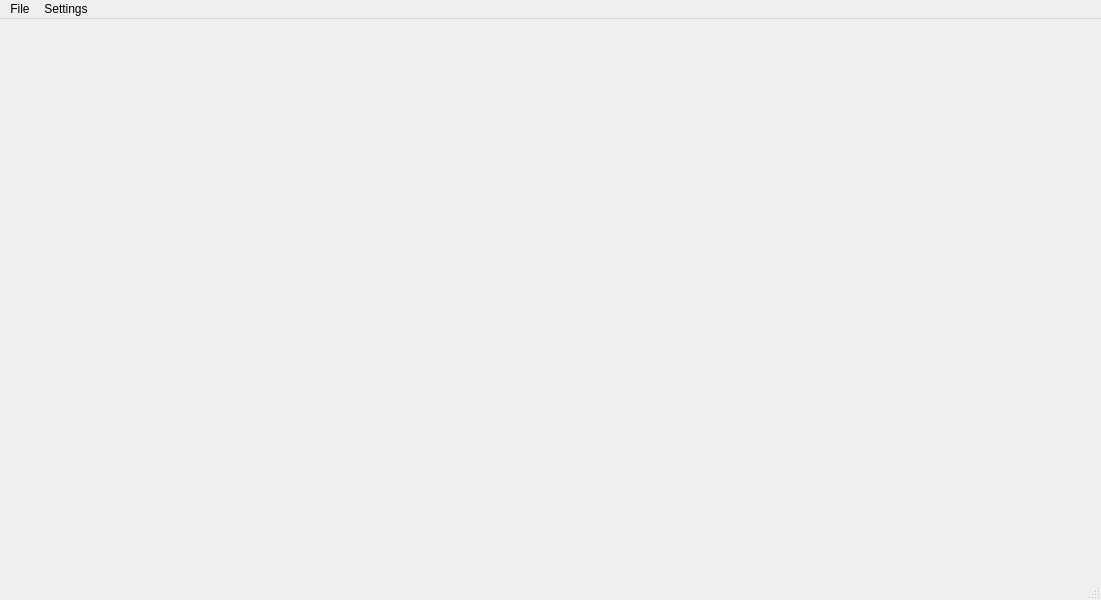
Before: the Qt Designer form qt_templates/main.ui in Pugavkomm/NS-analyst, drawn with Qt 5.
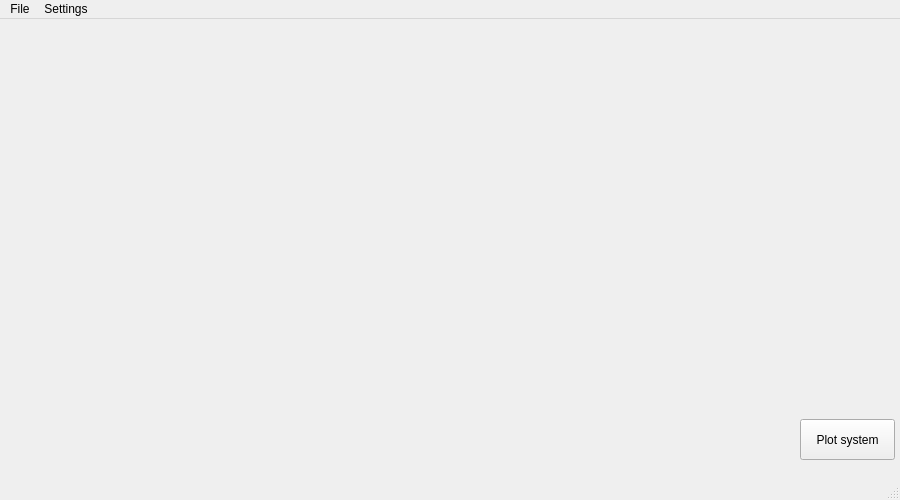
After: the same form once the commit is applied.

The edit to the form file:
```diff
--- a/qt_templates/main.ui
+++ b/qt_templates/main.ui
@@ -6,20 +6,46 @@
    <rect>
     <x>0</x>
     <y>0</y>
-    <width>1101</width>
-    <height>600</height>
+    <width>900</width>
+    <height>500</height>
    </rect>
   </property>
+  <property name="minimumSize">
+   <size>
+    <width>900</width>
+    <height>500</height>
+   </size>
+  </property>
+  <property name="maximumSize">
+   <size>
+    <width>900</width>
+    <height>500</height>
+   </size>
+  </property>
   <property name="windowTitle">
    <string>MainWindow</string>
   </property>
-  <widget class="QWidget" name="centralwidget"/>
+  <widget class="QWidget" name="centralwidget">
+   <widget class="QPushButton" name="Plot_system">
+    <property name="geometry">
+     <rect>
+      <x>800</x>
+      <y>400</y>
+      <width>95</width>
+      <height>41</height>
+     </rect>
+    </property>
+    <property name="text">
+     <string>Plot system</string>
+    </property>
+   </widget>
+  </widget>
   <widget class="QMenuBar" name="menubar">
    <property name="geometry">
     <rect>
      <x>0</x>
      <y>0</y>
-     <width>1101</width>
+     <width>900</width>
      <height>31</height>
     </rect>
    </property>
```
Left out of the diff: 22 changed lines with no effect on the pictures.
